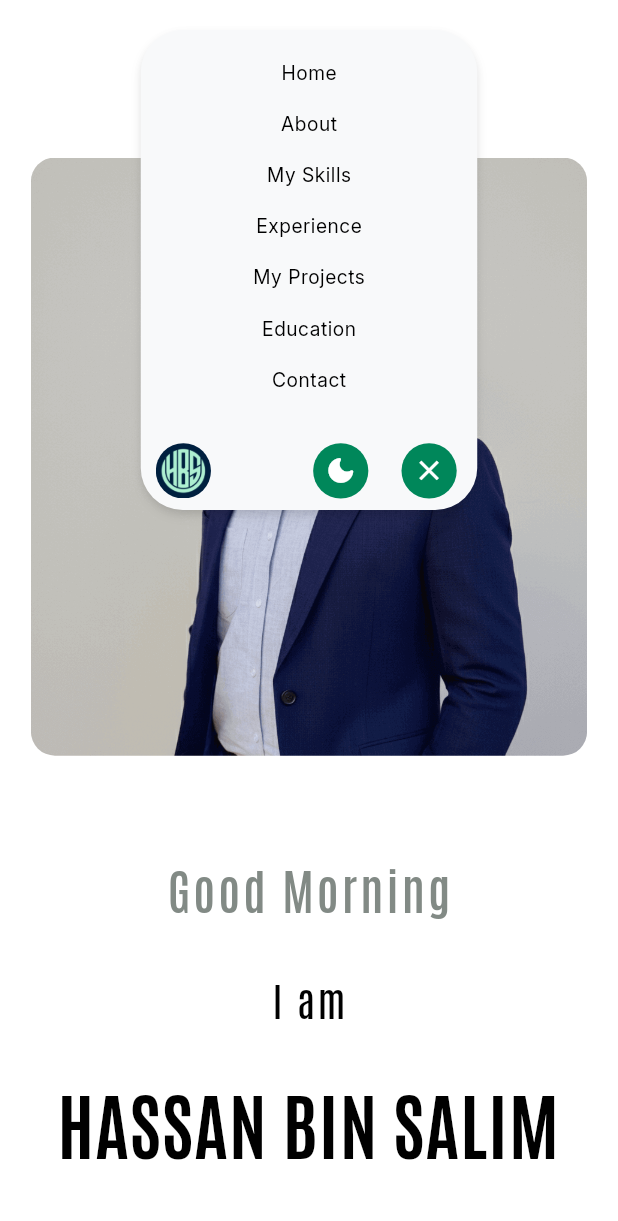
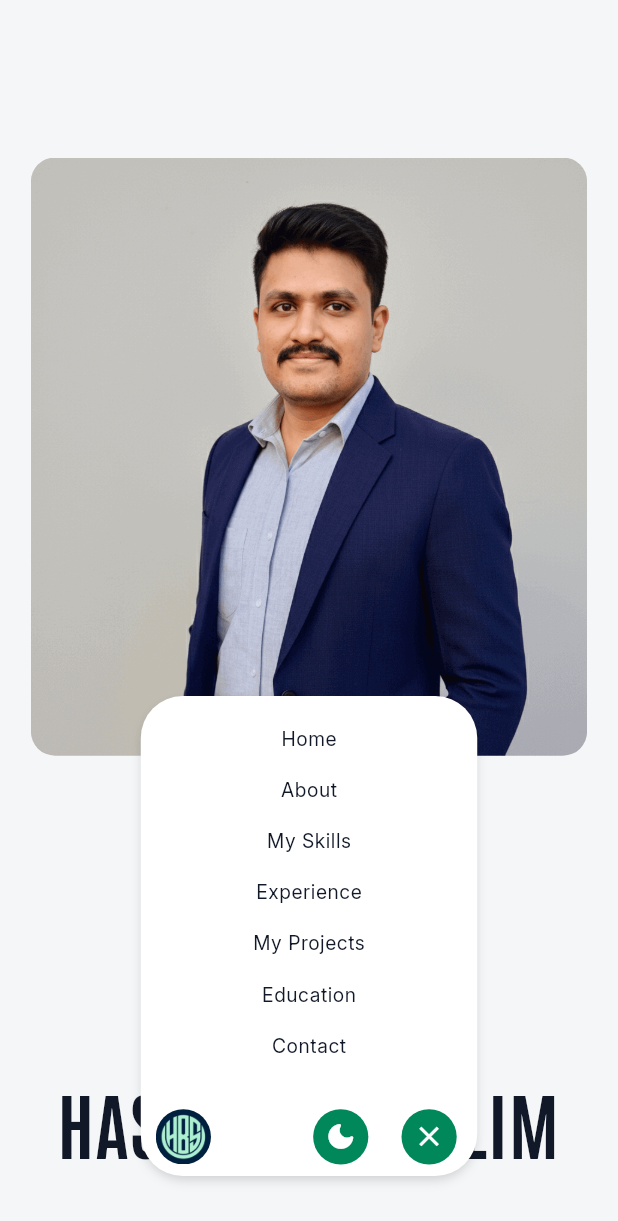
Before and after one commit to hbsgujjar111/mobile_dev_hassan, a Flutter app: the screen it shows after launch, after a tap on the "menu" icon, on a phone screen of 412 x 824 dp. Shown: the top 1221 px of the screen. Run offline on Flutter 3.47's test engine with Material 3 defaults, Android fonts, the phone set to English and light mode, and no system bars; drawn by our look-alikes of animated_text_kit, toastification; our stand-ins replace flutter_riverpod, font_awesome_flutter, go_router, logger, skeletonizer, web; missing offline and left inert: dart:js_interop, timeline_list.

Commit message:
updated color palette, typography to Inter, and simplified appbar visibility

```diff
--- a/lib/common/widgets/appbar/responsive_appbar.dart
+++ b/lib/common/widgets/appbar/responsive_appbar.dart
@@ -23,8 +23,6 @@ class ScrollVisibilityNotifier extends Notifier<bool> {
   void show() => state = true;
 }
 
-final scrollVisibilityProvider = NotifierProvider<ScrollVisibilityNotifier, bool>(ScrollVisibilityNotifier.new);
-
 /// Local UI state for menu open/close
 final menuOpenProvider = StateProvider<bool>((ref) => false);
 
@@ -36,7 +34,6 @@ class ResponsiveAppbar extends ConsumerWidget {
   @override
   Widget build(BuildContext context, WidgetRef ref) {
     final isDark = context.isDarkMode;
-    final showNavItems = ref.watch(scrollVisibilityProvider);
     final isMenuOpen = ref.watch(menuOpenProvider);
     final toggleMenu = ref.read(menuOpenProvider.notifier);
 
@@ -119,7 +116,7 @@ class ResponsiveAppbar extends ConsumerWidget {
       margin: const EdgeInsets.fromLTRB(20, 20, 20, 40),
       padding: const EdgeInsets.symmetric(horizontal: 10, vertical: 4.0),
       decoration: BoxDecoration(
-        color: isDark ? KColors.darkContainerSecondary : KColors.lightContainerSecondary,
+        color: isDark ? KColors.darkContainerSecondary : KColors.lightContainer,
         borderRadius: BorderRadius.only(
           topLeft: Radius.circular(borderRadius),
           topRight: Radius.circular(borderRadius),
@@ -154,9 +151,9 @@ class ResponsiveAppbar extends ConsumerWidget {
                     : const SizedBox.shrink(),
               ),
 
-              // Top Row: Icon + Nav / Menu + Theme toggle
+              /// Top Row: Icon + Nav / Menu + Theme toggle
               Row(
-                spacing: (isMobile || !showNavItems) ? KSizes.spaceBtwSections : KSizes.spaceBtwItems,
+                spacing: isMobile ? KSizes.spaceBtwSections : KSizes.spaceBtwItems,
                 mainAxisSize: MainAxisSize.min,
                 mainAxisAlignment: MainAxisAlignment.spaceBetween,
                 children: [
--- a/lib/features/education/widgets/education_card.dart
+++ b/lib/features/education/widgets/education_card.dart
@@ -22,11 +22,12 @@ class EducationCard extends StatelessWidget {
         children: [
           Text(
             data.degree ?? "---",
-            style: context.textTheme.headlineSmall!.copyWith(
+            style: context.textTheme.titleLarge!.copyWith(
               color: context.isDarkMode ? KColors.primaryDark : KColors.primaryLight,
+              fontFamily: "Inter",
             ),
           ),
-          Text(data.school ?? "---", style: context.textTheme.titleLarge),
+          Text(data.school ?? "---", style: context.textTheme.titleLarge!.copyWith(fontFamily: "Inter")),
           Row(
             spacing: KSizes.spaceBtwItems / 8,
             children: [
--- a/lib/features/experience/widgets/experience_card.dart
+++ b/lib/features/experience/widgets/experience_card.dart
@@ -25,10 +25,14 @@ class ExperienceCard extends StatelessWidget {
         mainAxisSize: MainAxisSize.min,
         crossAxisAlignment: CrossAxisAlignment.start,
         children: [
-          Text(
-            data.designation ?? "---",
-            style: context.textTheme.headlineSmall!.copyWith(
-              color: context.isDarkMode ? KColors.primaryDark : KColors.primaryLight,
+          Padding(
+            padding: const EdgeInsets.only(bottom: 4),
+            child: Text(
+              data.designation ?? "---",
+              style: context.textTheme.titleLarge!.copyWith(
+                color: context.isDarkMode ? KColors.primaryDark : KColors.primaryLight,
+                fontFamily: "Inter",
+              ),
             ),
           ),
 
@@ -37,7 +41,7 @@ class ExperienceCard extends StatelessWidget {
               data.company ?? "---",
               overflow: TextOverflow.ellipsis,
               maxLines: 8,
-              style: context.textTheme.titleLarge,
+              style: context.textTheme.titleLarge!.copyWith(fontFamily: "Inter"),
             ),
           ),
 
--- a/lib/features/home/home.dart
+++ b/lib/features/home/home.dart
@@ -27,7 +27,6 @@ class _HomeState extends ConsumerState<Home> {
   double mainHeight = 0;
   double aboutHeight = 0;
   double combinedHeight = 0;
-  double _previousOffset = 0.0;
 
   @override
   void initState() {
@@ -36,7 +35,6 @@ class _HomeState extends ConsumerState<Home> {
     // Scroll listener for flip progress & floating AppBar
     _scrollController.addListener(() {
       setState(() {}); // rebuild for flip
-      _onScroll();
     });
 
     // Safe measurement of section heights
@@ -76,19 +74,6 @@ class _HomeState extends ConsumerState<Home> {
     return _scrollController.offset <= (combinedHeight / 1.5);
   }
 
-  /// Floating AppBar visibility
-  void _onScroll() {
-    final notifier = ref.read(scrollVisibilityProvider.notifier);
-    final offset = _scrollController.hasClients ? _scrollController.offset : 0.0;
-
-    if (offset > _previousOffset + 20) {
-      if (ref.read(scrollVisibilityProvider)) notifier.hide();
-    } else if (offset < _previousOffset - 20) {
-      if (!ref.read(scrollVisibilityProvider)) notifier.show();
-    }
-    _previousOffset = offset;
-  }
-
   @override
   void dispose() {
     _scrollController.dispose();
@@ -97,8 +82,6 @@ class _HomeState extends ConsumerState<Home> {
 
   @override
   Widget build(BuildContext context) {
-    final showNavItems = ref.watch(scrollVisibilityProvider);
-
     final isMobile = context.isMobile;
     final isTablet = context.isTablet;
     final isDesktop = !isMobile && !isTablet;
@@ -145,7 +128,7 @@ class _HomeState extends ConsumerState<Home> {
 
           /// Floating AppBar
           AnimatedAlign(
-            alignment: showNavItems ? Alignment.topCenter : Alignment.bottomCenter,
+            alignment: Alignment.bottomCenter,
             duration: const Duration(milliseconds: 300),
             child: const ResponsiveAppbar(),
           ),
--- a/lib/features/project/widgets/project_card.dart
+++ b/lib/features/project/widgets/project_card.dart
@@ -54,9 +54,12 @@ class ProjectCard extends StatelessWidget {
             ),
 
           /// read more button
-          ElevatedButton(
-            onPressed: () => context.pushNamed(KAppRouteNames.projectDetailRoute, extra: data),
-            child: Text(KTexts.readMore),
+          Padding(
+            padding: const EdgeInsets.only(top: 8),
+            child: ElevatedButton(
+              onPressed: () => context.pushNamed(KAppRouteNames.projectDetailRoute, extra: data),
+              child: Text(KTexts.readMore),
+            ),
           ),
         ],
       ),
--- a/lib/features/project/widgets/project_detail.dart
+++ b/lib/features/project/widgets/project_detail.dart
@@ -197,6 +197,7 @@ class ProjectDetail extends StatelessWidget {
                         KTexts.company,
                         style: context.textTheme.titleMedium!.copyWith(
                           color: isDark ? KColors.primaryDark : KColors.primaryLight,
+                          fontFamily: "Inter",
                         ),
                       ),
                       Text(data.company ?? "---", style: context.textTheme.bodySmall),
--- a/lib/utils/constants/colors.dart
+++ b/lib/utils/constants/colors.dart
@@ -5,7 +5,7 @@ class KColors {
 
   /// App Basic Colors
   static const Color primaryLight = Color(0xFF00875A);
-  static const Color primaryDark = Color(0xFF7aff70);
+  static const Color primaryDark = Color(0xFF7AFF70);
   static const Color primary = Color(0xFFC73907);
   static const Color secondary = Color(0xFFFF6A10);
   static const Color neutral = Color(0xFF6E6D6C);
@@ -56,7 +56,7 @@ class KColors {
   static const Color web = Color(0xFF2196F3);
 
   /// Text Colors
-  static const Color textLight = Color(0xFF000000);
+  static const Color textLight = Color(0xFF111827);
   static const Color textLightSecondary = Color(0x00000080);
   static const Color textDark = Color(0xFFFFFFFF);
   static const Color textDarkSecondary = Color(0xFFFFFFFF);
@@ -65,11 +65,11 @@ class KColors {
   static const Color textWhite = Color(0xffFFFFFF);
 
   /// Background Colors
-  static const Color light = Color(0xFFFFFFFF);
+  static const Color light = Color(0xFFF4F6F8);
   static const Color dark = Color(0xFF1A1A1B);
 
   /// Background Container Colors
-  static const Color lightContainer = Color(0xFFf0f0f0);
+  static const Color lightContainer = Color(0xFFFFFFFF);
   static const Color lightContainerSecondary = Color(0xFFf8f9fa);
   static Color darkContainer = Color(0xFF333333);
   static Color darkContainerSecondary = Color(0xFF0F0F0F);
```
